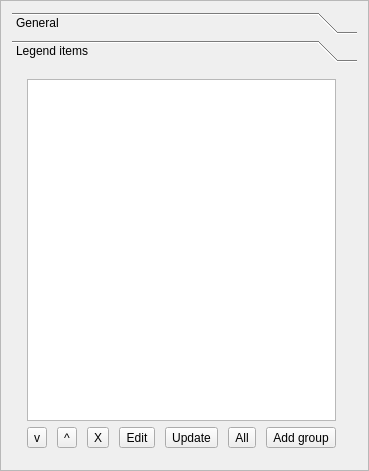
sourcepole/qgis, file qgis/src/ui/qgscomposerlegendwidgetbase.ui: the form before one commit.
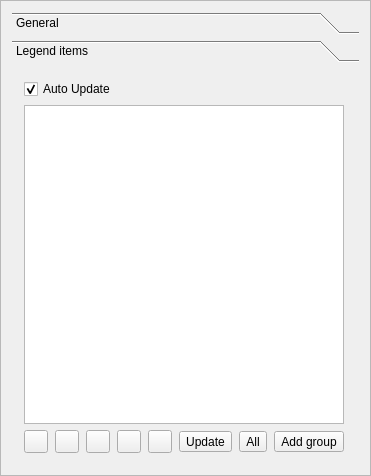
The form after the commit.

Patch:
```diff
--- a/qgis/src/ui/qgscomposerlegendwidgetbase.ui
+++ b/qgis/src/ui/qgscomposerlegendwidgetbase.ui
@@ -6,8 +6,8 @@
    <rect>
     <x>0</x>
     <y>0</y>
-    <width>369</width>
-    <height>471</height>
+    <width>371</width>
+    <height>476</height>
    </rect>
   </property>
   <property name="sizePolicy">
@@ -33,8 +33,8 @@
        <rect>
         <x>0</x>
         <y>0</y>
-        <width>367</width>
-        <height>469</height>
+        <width>369</width>
+        <height>474</height>
        </rect>
       </property>
       <layout class="QGridLayout" name="gridLayout_3">
@@ -183,15 +183,31 @@
            <rect>
             <x>0</x>
             <y>0</y>
-            <width>349</width>
-            <height>397</height>
+            <width>351</width>
+            <height>394</height>
            </rect>
           </property>
           <attribute name="label">
            <string>Legend items</string>
           </attribute>
           <layout class="QGridLayout" name="gridLayout_2">
-           <item row="0" column="0" colspan="7">
+           <item row="0" column="0" colspan="4">
+            <widget class="QCheckBox" name="mCheckBoxAutoUpdate">
+             <property name="sizePolicy">
+              <sizepolicy hsizetype="Expanding" vsizetype="Fixed">
+               <horstretch>0</horstretch>
+               <verstretch>0</verstretch>
+              </sizepolicy>
+             </property>
+             <property name="text">
+              <string>Auto Update</string>
+             </property>
+             <property name="checked">
+              <bool>true</bool>
+             </property>
+            </widget>
+           </item>
+           <item row="1" column="0" colspan="8">
             <widget class="QTreeView" name="mItemTreeView">
              <property name="sizePolicy">
               <sizepolicy hsizetype="Minimum" vsizetype="Expanding">
@@ -199,54 +215,67 @@
                <verstretch>0</verstretch>
               </sizepolicy>
              </property>
+             <property name="wordWrap">
+              <bool>false</bool>
+             </property>
              <property name="headerHidden">
               <bool>true</bool>
              </property>
+             <attribute name="headerVisible">
+              <bool>false</bool>
+             </attribute>
             </widget>
            </item>
-           <item row="1" column="0">
+           <item row="2" column="0">
             <widget class="QToolButton" name="mMoveDownToolButton">
              <property name="text">
-              <string>v</string>
+              <string/>
              </property>
             </widget>
            </item>
-           <item row="1" column="1">
+           <item row="2" column="1">
             <widget class="QToolButton" name="mMoveUpToolButton">
              <property name="text">
-              <string>^</string>
+              <string/>
              </property>
             </widget>
            </item>
-           <item row="1" column="2">
+           <item row="2" column="2">
+            <widget class="QToolButton" name="mAddToolButton">
+             <property name="text">
+              <string/>
+             </property>
+            </widget>
+           </item>
+           <item row="2" column="3">
             <widget class="QToolButton" name="mRemoveToolButton">
              <property name="text">
-              <string>X</string>
+              <string/>
              </property>
             </widget>
            </item>
-           <item row="1" column="3">
+           <item row="2" column="4">
             <widget class="QToolButton" name="mEditPushButton">
              <property name="text">
-              <string>Edit</string>
+              <string/>
              </property>
             </widget>
            </item>
-           <item row="1" column="4">
+           <item row="2" column="5">
             <widget class="QToolButton" name="mUpdatePushButton">
              <property name="text">
               <string>Update</string>
              </property>
             </widget>
            </item>
-           <item row="1" column="5">
+           <item row="2" column="6">
             <widget class="QToolButton" name="mUpdateAllPushButton">
              <property name="text">
               <string>All</string>
              </property>
             </widget>
            </item>
-           <item row="1" column="6">
+           <item row="2" column="7">
             <widget class="QToolButton" name="mAddGroupButton">
              <property name="text">
               <string>Add group</string>
```
Left out of the diff: 4 changed lines with no effect on the pictures.
